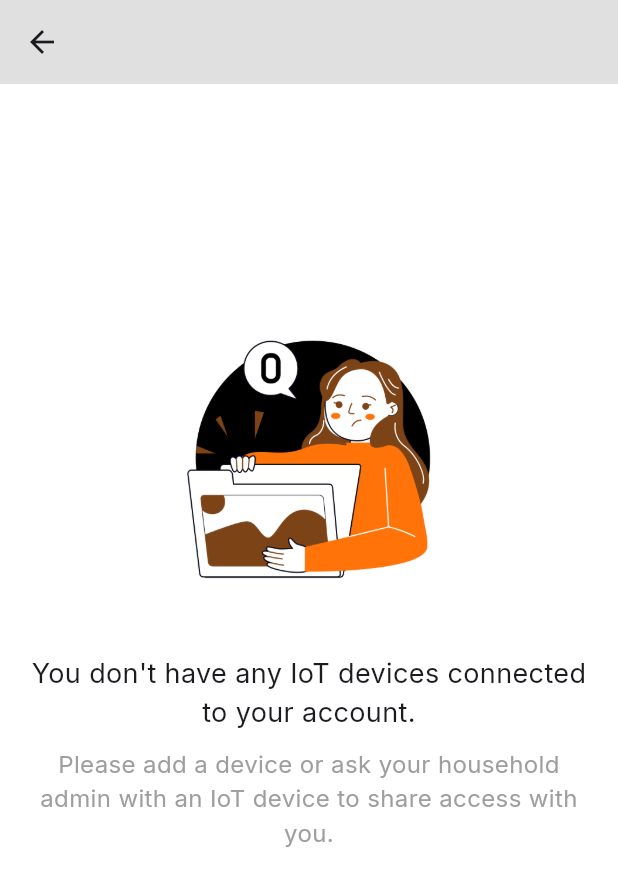
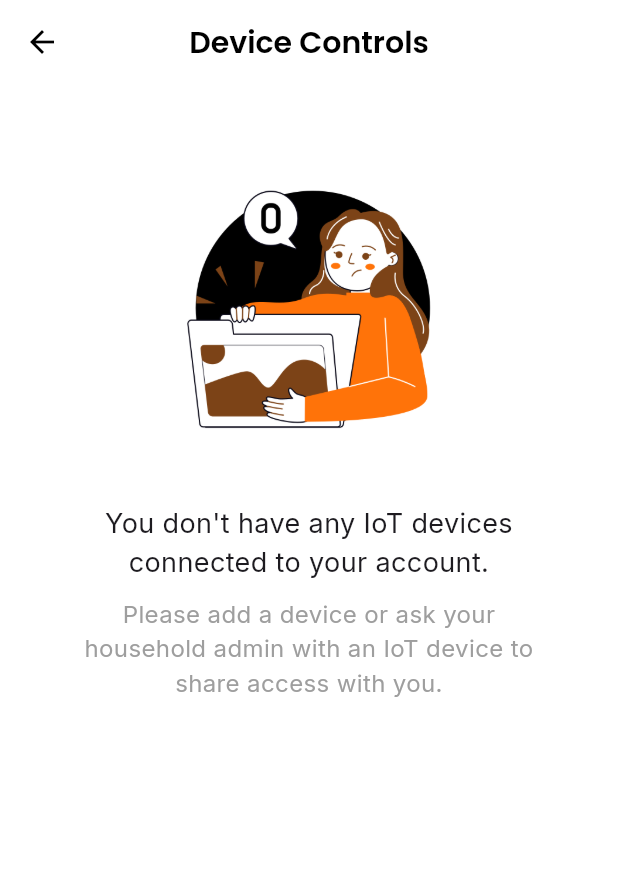
Before and after one commit to Cailo322/PyroSentrix, a Flutter app: the ResetSystemScreen screen opened directly, on a phone screen of 412 x 824 dp. Shown: the top 886 px of the screen. Run offline on Flutter 3.47's test engine with Material 3 defaults, Android fonts, the phone set to English and light mode, and no system bars; our stand-ins replace audioplayers, cloud_firestore, firebase_auth, firebase_core, firebase_messaging, fl_chart and 4 more; missing offline and left inert: esp_smartconfig, mobile_scanner, wifi_scan; accounts and stored records are empty.

```diff
--- a/lib/reset_system.dart
+++ b/lib/reset_system.dart
@@ -104,12 +104,26 @@ class _ResetSystemScreenState extends State<ResetSystemScreen> {
     return Scaffold(
       backgroundColor: Colors.white,
       appBar: AppBar(
-        backgroundColor: Colors.grey[300],
+        backgroundColor: Colors.white,
         elevation: 0,
+        centerTitle: true,
+        title: Text(
+          'Device Controls',
+          style: TextStyle(
+            color: Colors.black,
+            fontSize: 20,
+            fontWeight: FontWeight.bold,
+            fontFamily: 'Poppins',
           ),
-      body: Padding(
+        ),
+        leading: IconButton(
+          icon: Icon(Icons.arrow_back, color: Colors.black),
+          onPressed: () => Navigator.of(context).pop(),
+        ),
+      ),
+      body: SingleChildScrollView(
+        child: Padding(
           padding: const EdgeInsets.symmetric(horizontal: 20),
-        child: SingleChildScrollView(
           child: Column(
             mainAxisAlignment: MainAxisAlignment.start,
             crossAxisAlignment: CrossAxisAlignment.center,
@@ -123,30 +137,60 @@ class _ResetSystemScreenState extends State<ResetSystemScreen> {
                 Column(
                   children: [
                     Padding(
-                      padding: const EdgeInsets.only(top: 150, bottom: 30),
+                      padding: const EdgeInsets.only(top: 50, bottom: 30),
                       child: Image.asset('assets/nodevice.png', width: 200, height: 200),
                     ),
-                    Text(
+                    Padding(
+                      padding: const EdgeInsets.symmetric(horizontal: 20), // Left and right padding
+                      child: Text(
                         "You don't have any IoT devices connected to your account.",
                         textAlign: TextAlign.center,
                         style: TextStyle(fontSize: 18, fontFamily: 'Inter'),
                       ),
+                    ),
                     SizedBox(height: 10),
-                    Text(
+                    Padding(
+                      padding: const EdgeInsets.symmetric(horizontal: 20), // Left and right padding
+                      child: Text(
                         "Please add a device or ask your household admin with an IoT device to share access with you.",
                         textAlign: TextAlign.center,
                         style: TextStyle(fontSize: 16, color: Colors.grey, fontFamily: 'Inter'),
+                      ),
                     ),
                   ],
                 )
               else ...[
                   Padding(
-                    padding: const EdgeInsets.only(top: 150, bottom: 20),
+                    padding: const EdgeInsets.only(top: 20, bottom: 20),
                     child: Image.asset('assets/reset.png', width: 150, height: 150),
+                  ),
+                  Center( // Add this block for your description text
+                    child: Padding(
+                      padding: const EdgeInsets.symmetric(vertical: 20),
+                      child: Text(
+                        'The device control screen allows users to silence both the device alarm and mobile alarm, while the Reset feature restores normal operation for both the mobile application and the device.',
+                        style: TextStyle(color: Colors.black, fontSize: 17, fontFamily: 'Inter', fontWeight: FontWeight.w100),
+                        textAlign: TextAlign.center,
+                      ),
+                    ),
                   ),
                   Padding(
                     padding: const EdgeInsets.symmetric(vertical: 20),
-                    child: Container(
+                    child: Column(
+                      crossAxisAlignment: CrossAxisAlignment.start,
+                      children: [
+                        Padding(
+                          padding: const EdgeInsets.only(bottom: 8.0),
+                          child: Text(
+                            'Select your device',
+                            style: TextStyle(
+                              fontSize: 16,
+                              fontWeight: FontWeight.w500,
+                              color: Colors.grey[700],
+                            ),
+                          ),
+                        ),
+                        Container(
                           decoration: BoxDecoration(
                             color: Colors.grey[200],
                             borderRadius: BorderRadius.circular(8),
@@ -172,6 +216,8 @@ class _ResetSystemScreenState extends State<ResetSystemScreen> {
                               );
                             }).toList(),
                           ),
+                        ),
+                      ],
                     ),
                   ),
                   Row(
```
Lines whose indentation alone changed are shown as unchanged.
